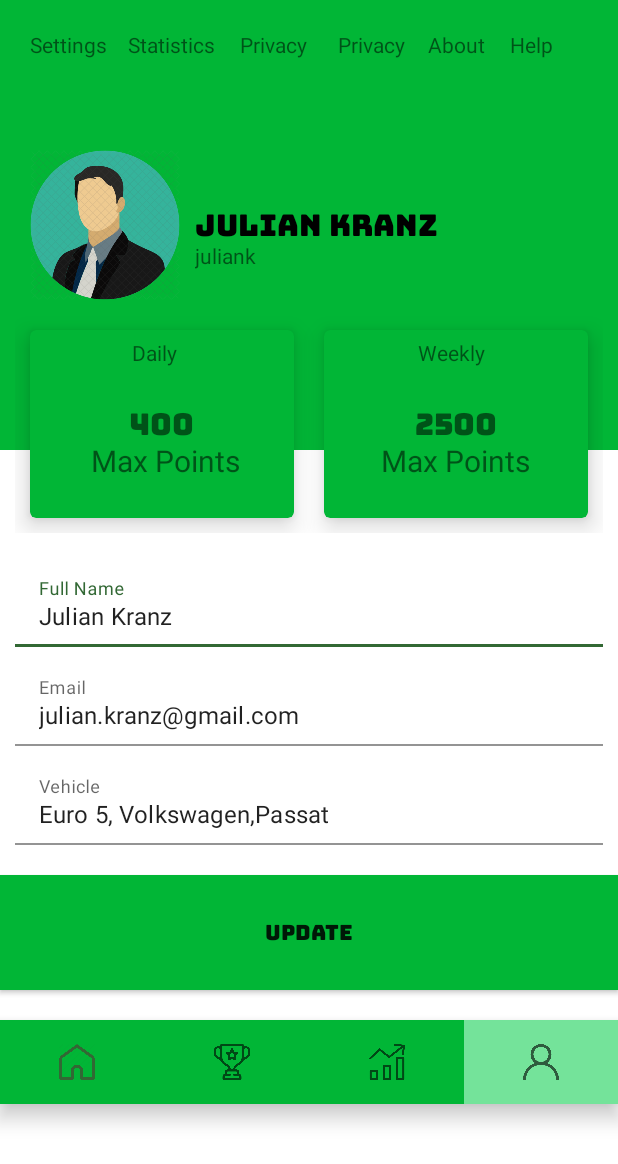
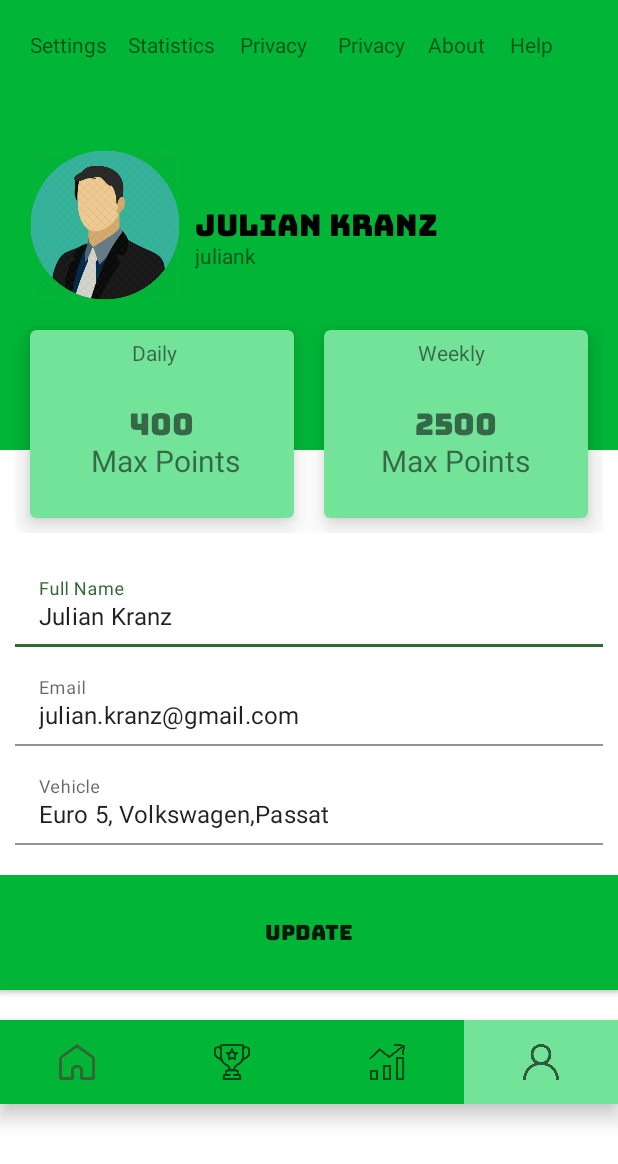
Before and after one commit to weirdkey/Green-Karma, an Android app: the UserProfile screen opened directly, with no data from a screen before it, on a phone screen of 412 x 824 dp. Shown: the top 1164 px of the screen. Run offline under Robolectric (Android 15) with nearby library versions, the phone set to English and light mode, and no system bars.

Commit message:
no conflict, no conflict pls pls pls

```diff
--- a/MyFirstApp/app/src/main/res/layout/activity_profile.xml
+++ b/MyFirstApp/app/src/main/res/layout/activity_profile.xml
@@ -104,7 +104,7 @@
             android:layout_height="125dp"
             android:layout_margin="10dp"
             android:layout_weight="1"
-            app:cardBackgroundColor="#01B636"
+            app:cardBackgroundColor="#74E39A"
             app:cardElevation="10dp">
 
             <RelativeLayout
@@ -145,7 +145,7 @@
             android:layout_height="125dp"
             android:layout_margin="10dp"
             android:layout_weight="1"
-            app:cardBackgroundColor="#01B636"
+            app:cardBackgroundColor="#74E39A"
             app:cardElevation="10dp">
 
             <RelativeLayout
```
